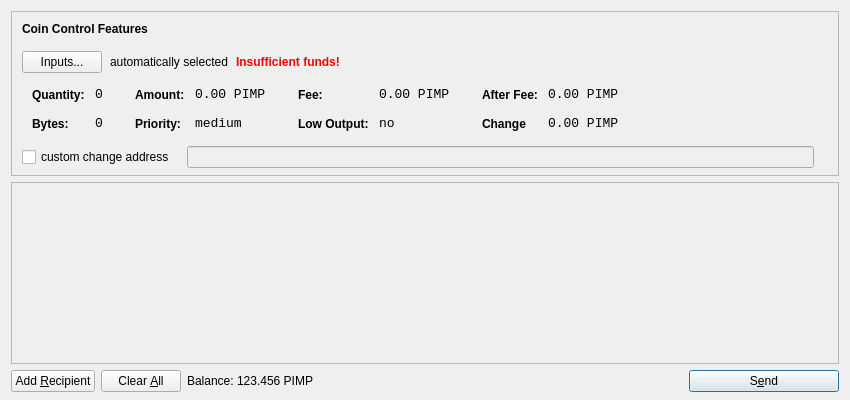
The window that src/qt/forms/sendcoinsdialog.ui (okcashpro/okcash-oldsrc-history) describes before a commit, drawn with Qt 5.
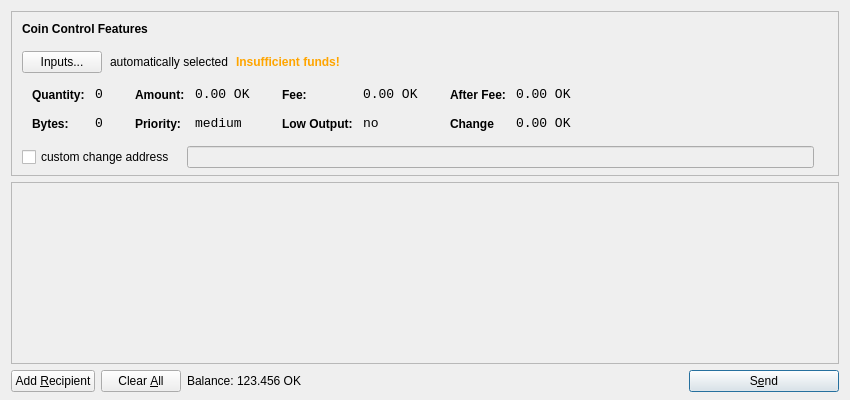
The same window after the commit. Icons and pictures are not drawn.

What changed in the file:
```diff
--- a/src/qt/forms/sendcoinsdialog.ui
+++ b/src/qt/forms/sendcoinsdialog.ui
@@ -130,7 +130,7 @@
              </font>
             </property>
             <property name="styleSheet">
-             <string notr="true">color:red;font-weight:bold;</string>
+             <string notr="true">color:orange;font-weight:bold;</string>
             </property>
             <property name="text">
              <string>Insufficient funds!</string>
@@ -321,7 +321,7 @@
                   <enum>Qt::ActionsContextMenu</enum>
                  </property>
                  <property name="text">
-                  <string>0.00 PIMP</string>
+                  <string>0.00 OK</string>
                  </property>
                  <property name="textInteractionFlags">
                   <set>Qt::LinksAccessibleByMouse|Qt::TextSelectableByKeyboard|Qt::TextSelectableByMouse</set>
@@ -407,7 +407,7 @@
                   <enum>Qt::ActionsContextMenu</enum>
                  </property>
                  <property name="text">
-                  <string>0.00 PIMP</string>
+                  <string>0.00 OK</string>
                  </property>
                  <property name="textInteractionFlags">
                   <set>Qt::LinksAccessibleByMouse|Qt::TextSelectableByKeyboard|Qt::TextSelectableByMouse</set>
@@ -493,7 +493,7 @@
                   <enum>Qt::ActionsContextMenu</enum>
                  </property>
                  <property name="text">
-                  <string>0.00 PIMP</string>
+                  <string>0.00 OK</string>
                  </property>
                  <property name="textInteractionFlags">
                   <set>Qt::LinksAccessibleByMouse|Qt::TextSelectableByKeyboard|Qt::TextSelectableByMouse</set>
@@ -525,7 +525,7 @@
                   <enum>Qt::ActionsContextMenu</enum>
                  </property>
                  <property name="text">
-                  <string>0.00 PIMP</string>
+                  <string>0.00 OK</string>
                  </property>
                  <property name="textInteractionFlags">
                   <set>Qt::LinksAccessibleByMouse|Qt::TextSelectableByKeyboard|Qt::TextSelectableByMouse</set>
@@ -732,7 +732,7 @@
           <cursorShape>IBeamCursor</cursorShape>
          </property>
          <property name="text">
-          <string>123.456 PIMP</string>
+          <string>123.456 OK</string>
          </property>
          <property name="textInteractionFlags">
           <set>Qt::LinksAccessibleByMouse|Qt::TextSelectableByKeyboard|Qt::TextSelectableByMouse</set>
```
